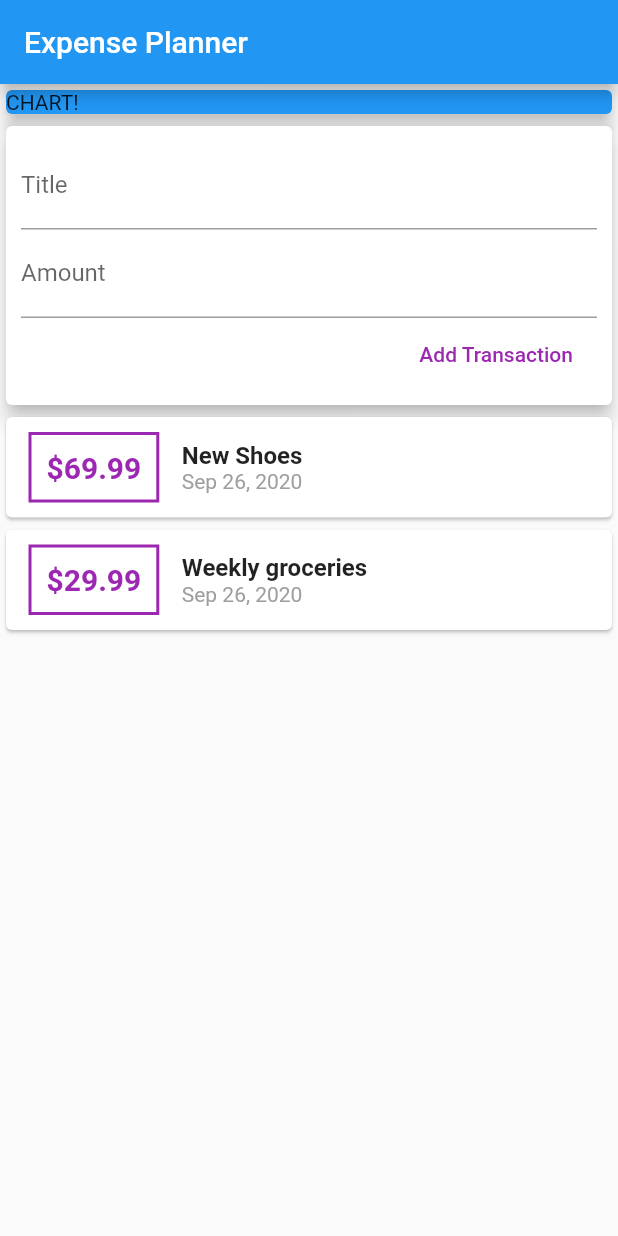
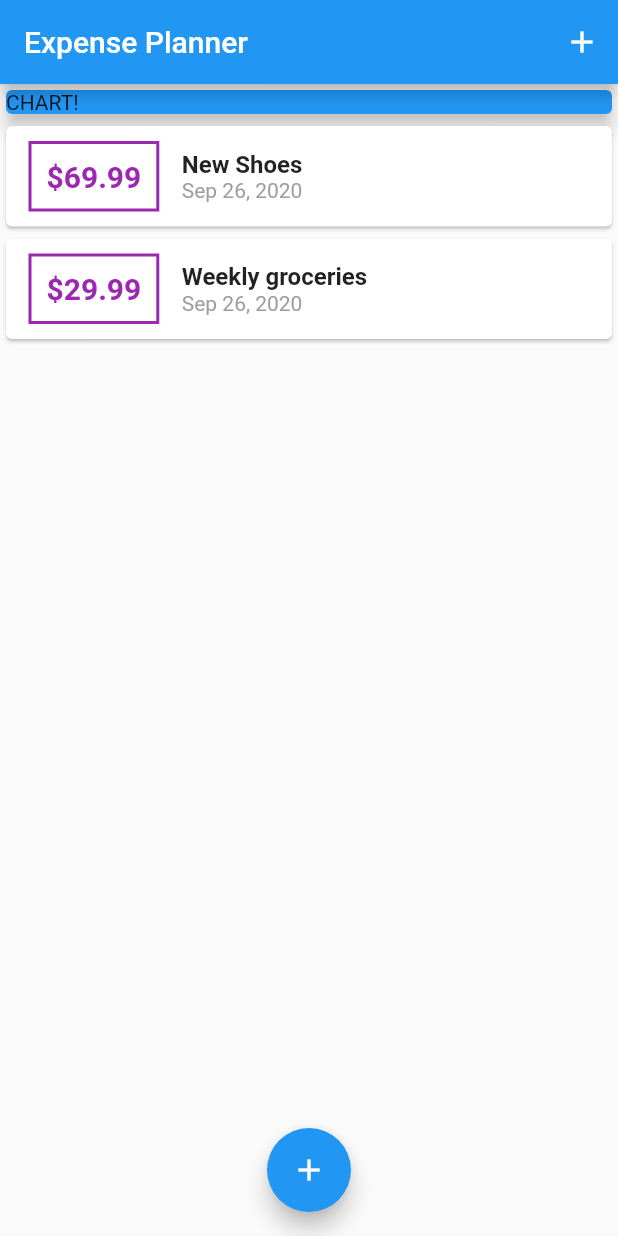
Before and after one commit to shreyassingh431/Expense_Planner-flutter-, a Flutter app: the screen it shows after launch, on a phone screen of 412 x 824 dp. Run offline on Flutter 3.47's test engine with Material 2 defaults, Android fonts, the phone set to English and light mode, and no system bars.

```diff
--- a/lib/main.dart
+++ b/lib/main.dart
@@ -1,9 +1,9 @@
-import 'package:expense_planner/widgets/new_transaction.dart';
 import 'package:expense_planner/widgets/transaction_list.dart';
 import 'package:expense_planner/widgets/user_transaction.dart';
 import 'package:flutter/material.dart';
 
 import 'models/Transaction.dart';
+import 'widgets/new_transaction.dart';
 
 void main() => runApp(MyApp());
 
@@ -18,13 +18,55 @@ class MyApp extends StatelessWidget {
   }
 }
 
-class MyHomePage extends StatelessWidget {
-  final List<Transaction> transaction = [];
+class MyHomePage extends StatefulWidget {
+  @override
+  _MyHomePageState createState() => _MyHomePageState();
+}
 
-//  String titleInput;
-  // String amountInput;
-  final titleController = TextEditingController();
-  final amountController = TextEditingController();
+class _MyHomePageState extends State<MyHomePage> {
+
+  final List<Transaction> _userTransaction = [
+    Transaction(
+      id: 't1',
+      title: 'New Shoes',
+      amount: 69.99,
+      date: DateTime.now(),
+    ),
+    Transaction(
+      id: 't2',
+      title: 'Weekly groceries',
+      amount: 29.99,
+      date: DateTime.now(),
+    ),
+  ];
+
+  void _addNewTransaction(String txTitle, double txAmount) {
+    final newTx = Transaction(
+        title: txTitle,
+        amount: txAmount,
+        date: DateTime.now(),
+        id: DateTime.now().toString()
+    );
+
+    setState(() {
+      _userTransaction.add(newTx);
+    });
+
+
+  }
+
+  void _startAddNewTransaction(BuildContext ctx) {
+    showModalBottomSheet(
+      context: ctx,
+      builder: (_) {
+        return GestureDetector(
+          onTap: () {},
+          child: NewTransaction(_addNewTransaction),
+          behavior: HitTestBehavior.opaque,
+        );
+      },
+    );
+  }
 
   @override
   Widget build(BuildContext context) {
@@ -32,6 +74,12 @@ class MyHomePage extends StatelessWidget {
     return Scaffold(
       appBar: AppBar(
         title: Text('Expense Planner'),
+        actions: <Widget>[
+          IconButton(
+            icon: Icon(Icons.add),
+            onPressed: () => _startAddNewTransaction(context),
+          )
+        ],
       ),
       body: Column(
         //mainAxisAlignment: MainAxisAlignment.start,
@@ -45,8 +93,15 @@ class MyHomePage extends StatelessWidget {
               elevation: 5,
             ),
           ),
-            UserTransaction()
+          //UserTransaction()
+          TransactionList(_userTransaction)
         ],
-        ));
+      ),
+      floatingActionButtonLocation: FloatingActionButtonLocation.centerFloat,
+      floatingActionButton: FloatingActionButton(
+        child: Icon(Icons.add),
+        onPressed: () => _startAddNewTransaction(context),
+      ),
+    );
   }
 }
--- a/lib/widgets/user_transaction.dart
+++ b/lib/widgets/user_transaction.dart
@@ -1,58 +1,58 @@
-import 'package:expense_planner/models/Transaction.dart';
-import 'package:expense_planner/widgets/transaction_list.dart';
-import 'package:flutter/material.dart';
-
-import 'package:flutter/cupertino.dart';
-
-import 'new_transaction.dart';
-
-class UserTransaction extends StatefulWidget{
-
-  @override
-  _UserTransactionState createState() {
-    // TODO: implement createState
-    return _UserTransactionState();
-  }
-}
-
-class _UserTransactionState extends State<UserTransaction> {
-
-  final List<Transaction> _userTransaction = [
-    Transaction(
-      id: 't1',
-      title: 'New Shoes',
-      amount: 69.99,
-      date: DateTime.now(),
-    ),
-    Transaction(
-      id: 't2',
-      title: 'Weekly groceries',
-      amount: 29.99,
-      date: DateTime.now(),
-    ),
-  ];
-
-  void _addNewTransaction(String txTitle, double txAmount){
-    final newTx = Transaction(
-      title: txTitle,
-      amount:  txAmount,
-      date: DateTime.now(),
-      id: DateTime.now().toString()
-    );
-
-    setState(() {
-      _userTransaction.add(newTx);
-    });
-  }
-
-
-  @override
-  Widget build(BuildContext context) {
-return Column(
-  children: <Widget>[
-    NewTransaction(_addNewTransaction),
-    TransactionList(_userTransaction),
-  ],
-);
-  }
-}
+//import 'package:expense_planner/models/Transaction.dart';
+//import 'package:expense_planner/widgets/transaction_list.dart';
+//import 'package:flutter/material.dart';
+//
+//import 'package:flutter/cupertino.dart';
+//
+//import 'new_transaction.dart';
+//
+//class UserTransaction extends StatefulWidget{
+//
+//  @override
+//  _UserTransactionState createState() {
+//    // TODO: implement createState
+//    return _UserTransactionState();
+//  }
+//}
+//
+//class _UserTransactionState extends State<UserTransaction> {
+//
+//  final List<Transaction> _userTransaction = [
+//    Transaction(
+//      id: 't1',
+//      title: 'New Shoes',
+//      amount: 69.99,
+//      date: DateTime.now(),
+//    ),
+//    Transaction(
+//      id: 't2',
+//      title: 'Weekly groceries',
+//      amount: 29.99,
+//      date: DateTime.now(),
+//    ),
+//  ];
+//
+//  void _addNewTransaction(String txTitle, double txAmount){
+//    final newTx = Transaction(
+//      title: txTitle,
+//      amount:  txAmount,
+//      date: DateTime.now(),
+//      id: DateTime.now().toString()
+//    );
+//
+//    setState(() {
+//      _userTransaction.add(newTx);
+//    });
+//  }
+//
+//
+//  @override
+//  Widget build(BuildContext context) {
+//return Column(
+//  children: <Widget>[
+//    NewTransaction(_addNewTransaction),
+//    TransactionList(_userTransaction),
+//  ],
+//);
+//  }
+//}
```
Lines whose indentation alone changed are shown as unchanged.
